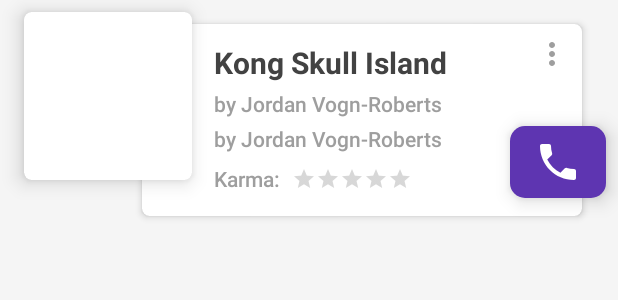
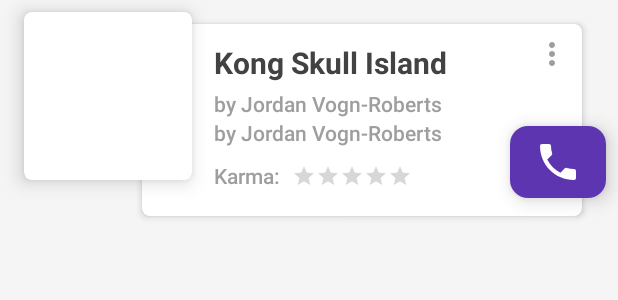
Before and after one commit to mbarta/scr-redesign, an Android app: the layout contact_list_item.xml on its own in the app's theme, with its tools: preview values and no code run, on a phone screen of 412 x 824 dp. Shown: the top 300 px of the screen. Run offline under Robolectric (Android 15) with nearby library versions, the phone set to English and light mode, and no system bars.

```diff
--- a/app/src/main/java/me/barta/stayintouch/ui/contactlist/ContactListActivity.kt
+++ b/app/src/main/java/me/barta/stayintouch/ui/contactlist/ContactListActivity.kt
@@ -10,6 +10,7 @@ import dagger.hilt.android.AndroidEntryPoint
 import kotlinx.android.synthetic.main.activity_contact_list.*
 import kotlinx.android.synthetic.main.toolbar_content.*
 import me.barta.stayintouch.R
+import me.barta.stayintouch.common.utils.setNotImplementedClickListener
 import me.barta.stayintouch.common.viewstate.Failure
 import me.barta.stayintouch.common.viewstate.Loading
 import me.barta.stayintouch.common.viewstate.Success
@@ -57,6 +58,9 @@ class ContactListActivity : AppCompatActivity(R.layout.activity_contact_list) {
                 toolbarArcBackground.scale = 1 + verticalOffset / scrollRange.toFloat()
             }
         })
+
+        navigation_menu.setNotImplementedClickListener()
+        action_search.setNotImplementedClickListener()
     }
 
     private fun showLoading() {
--- a/app/src/main/java/me/barta/stayintouch/ui/contactlist/categorylist/CategoryListAdapter.kt
+++ b/app/src/main/java/me/barta/stayintouch/ui/contactlist/categorylist/CategoryListAdapter.kt
@@ -11,6 +11,7 @@ import kotlinx.android.synthetic.main.contact_list_item.view.*
 import me.barta.stayintouch.R
 import me.barta.stayintouch.common.utils.inflate
 import me.barta.stayintouch.common.utils.setColoredRating
+import me.barta.stayintouch.common.utils.setNotImplementedClickListener
 import me.barta.stayintouch.common.utils.toLegacyDate
 import me.barta.stayintouch.data.models.ContactPerson
 import me.barta.stayintouch.ui.contactdetail.ContactDetailActivity
@@ -44,6 +45,9 @@ class CategoryListAdapter(private val listener: (ContactPerson, View, View) -> U
             nextContact.text = resources.getString(R.string.next_contact, pt.format(item.nextContact.toLegacyDate()))
 
             ratingBar.setColoredRating(item.karma)
+
+            contactButton.setNotImplementedClickListener()
+            moreButton.setNotImplementedClickListener()
         }
     }
 
--- a/app/src/main/res/layout/contact_detail_content.xml
+++ b/app/src/main/res/layout/contact_detail_content.xml
@@ -100,7 +100,6 @@
                 android:layout_width="0dp"
                 android:layout_height="wrap_content"
                 android:layout_marginEnd="8dp"
-                android:layout_marginTop="4dp"
                 app:layout_constraintEnd_toEndOf="parent"
                 app:layout_constraintHorizontal_bias="1.0"
                 app:layout_constraintStart_toStartOf="@+id/verticalGuideline"
--- a/app/src/main/res/layout/contact_list_item.xml
+++ b/app/src/main/res/layout/contact_list_item.xml
@@ -86,9 +86,8 @@
                 style="@style/ContactListItem.SecondaryText"
                 android:layout_width="0dp"
                 android:layout_height="wrap_content"
+                android:layout_marginStart="8dp"
                 android:layout_marginEnd="32dp"
-                android:layout_marginStart="8dp"
-                android:layout_marginTop="4dp"
                 app:layout_constraintEnd_toEndOf="parent"
                 app:layout_constraintHorizontal_bias="1.0"
                 app:layout_constraintStart_toStartOf="parent"
@@ -98,8 +97,12 @@
             <ImageView
                 android:id="@+id/moreButton"
                 style="@style/ContactListItem.ActionItem"
+                android:padding="8dp"
+                android:background="?attr/selectableItemBackgroundBorderless"
                 android:layout_width="wrap_content"
                 android:layout_height="wrap_content"
+                android:translationX="8dp"
+                android:translationY="-8dp"
                 app:layout_constraintEnd_toEndOf="parent"
                 app:layout_constraintTop_toTopOf="parent"
                 app:srcCompat="@drawable/ic_more_vert_black_24dp" />
@@ -140,21 +143,28 @@
         android:orientation="vertical"
         app:layout_constraintGuide_begin="68dp" />
 
-    <ImageView
+    <com.google.android.material.card.MaterialCardView
         android:id="@+id/contactButton"
         android:layout_width="64dp"
         android:layout_height="48dp"
         android:layout_marginBottom="12dp"
         android:layout_marginEnd="8dp"
-        android:background="@drawable/rectangle"
-        android:clickable="true"
-        android:focusable="true"
-        android:elevation="8dp"
-        app:tint="@android:color/white"
+        app:cardElevation="8dp"
+        app:cardCornerRadius="12dp"
         android:foreground="?attr/selectableItemBackground"
         app:layout_constraintBottom_toBottomOf="@+id/infoCard"
         app:layout_constraintEnd_toEndOf="parent"
-        app:srcCompat="@drawable/ic_call_black_24dp" />
+        app:srcCompat="@drawable/ic_call_black_24dp" >
+
+        <ImageView
+            android:layout_width="match_parent"
+            android:layout_height="match_parent"
+            android:padding="8dp"
+            android:background="@color/deep_purple600"
+            app:tint="@color/white"
+            app:srcCompat="@drawable/ic_call_black_24dp" />
+
+    </com.google.android.material.card.MaterialCardView>
 
     <androidx.constraintlayout.widget.Guideline
         android:id="@+id/infoCardGuideline"
--- a/app/src/main/res/values/strings.xml
+++ b/app/src/main/res/values/strings.xml
@@ -10,5 +10,6 @@
     <string name="error_loading_contact">Error loading the contact</string>
 
     <string name="retry">Retry</string>
+    <string name="not_implemented">Not implemented</string>
 
 </resources>
```
Also changed, not shown: app/src/main/java/me/barta/stayintouch/common/utils/AndroidUtils.kt (+7 -0 lines), app/src/main/java/me/barta/stayintouch/ui/contactdetail/ContactDetailActivity.kt (+8 -1 lines), app/src/main/res/layout/toolbar_content.xml (+3 -5 lines).
